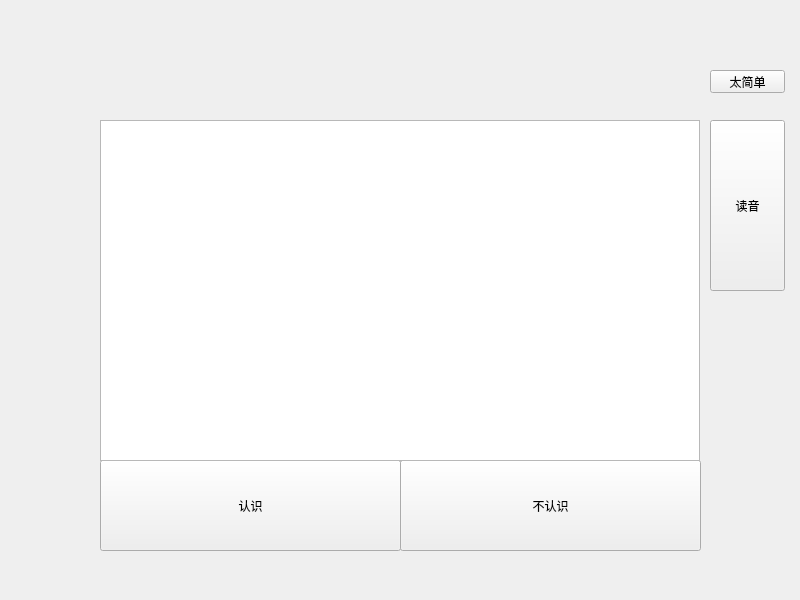
First picture: the form in src/UI/ui_designer/recognizebyen.ui, repository Knorringite/WordBook, before the edit.
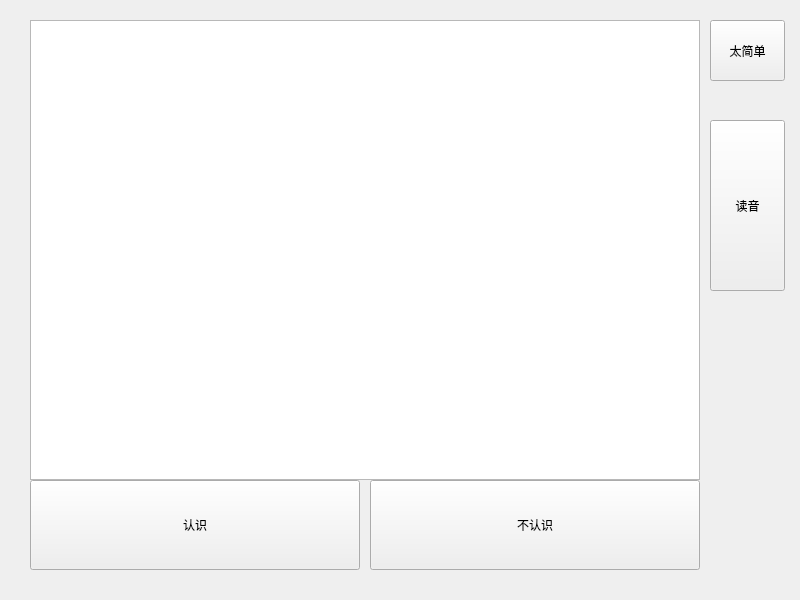
Second picture: the form after the edit.

Diff of the .ui file:
```diff
--- a/src/UI/ui_designer/recognizebyen.ui
+++ b/src/UI/ui_designer/recognizebyen.ui
@@ -13,26 +13,13 @@
   <property name="windowTitle">
    <string>按英文背中文</string>
   </property>
-  <widget class="QLabel" name="word_label">
-   <property name="geometry">
-    <rect>
-     <x>100</x>
-     <y>50</y>
-     <width>600</width>
-     <height>70</height>
-    </rect>
-   </property>
-   <property name="text">
-    <string/>
-   </property>
-  </widget>
   <widget class="QPushButton" name="ok_btn">
    <property name="geometry">
     <rect>
-     <x>100</x>
-     <y>460</y>
-     <width>301</width>
-     <height>91</height>
+     <x>30</x>
+     <y>480</y>
+     <width>330</width>
+     <height>90</height>
     </rect>
    </property>
    <property name="text">
@@ -42,10 +29,10 @@
   <widget class="QPushButton" name="no_btn">
    <property name="geometry">
     <rect>
-     <x>400</x>
-     <y>460</y>
-     <width>301</width>
-     <height>91</height>
+     <x>370</x>
+     <y>480</y>
+     <width>330</width>
+     <height>90</height>
     </rect>
    </property>
    <property name="text">
@@ -56,9 +43,9 @@
    <property name="geometry">
     <rect>
      <x>710</x>
-     <y>70</y>
+     <y>20</y>
      <width>75</width>
-     <height>23</height>
+     <height>61</height>
     </rect>
    </property>
    <property name="text">
@@ -68,10 +55,10 @@
   <widget class="QTextBrowser" name="tips_tb">
    <property name="geometry">
     <rect>
-     <x>100</x>
-     <y>120</y>
-     <width>600</width>
-     <height>341</height>
+     <x>30</x>
+     <y>20</y>
+     <width>670</width>
+     <height>460</height>
     </rect>
    </property>
   </widget>
```
Left out of the diff: 6 changed lines with no effect on the pictures.
